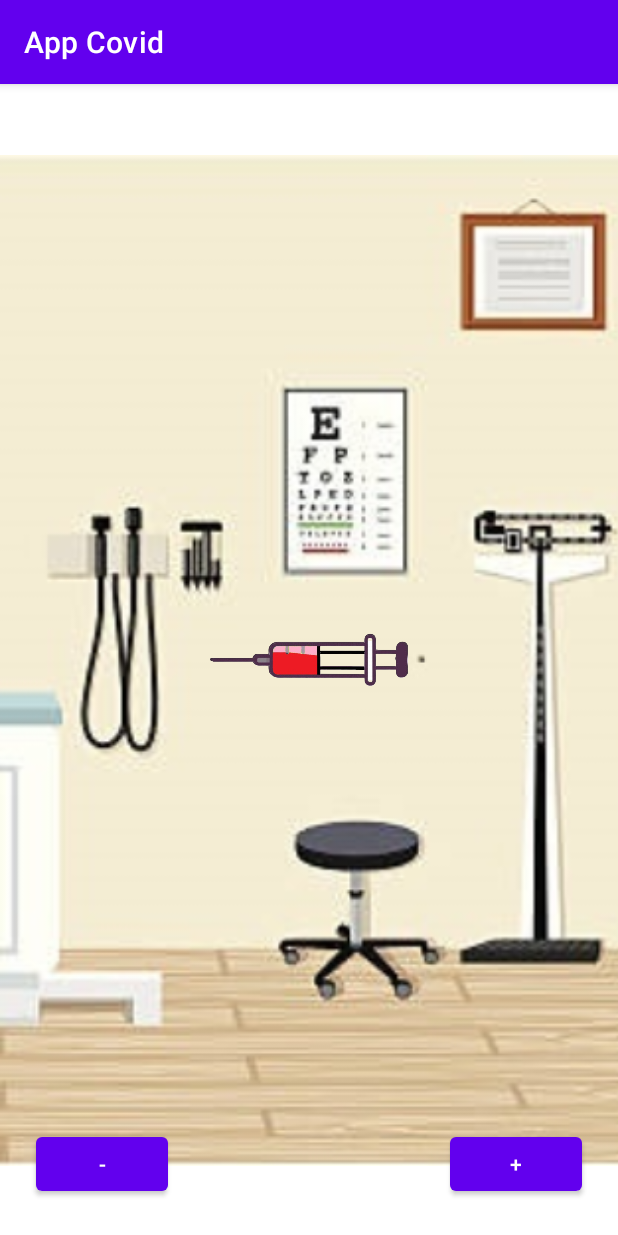
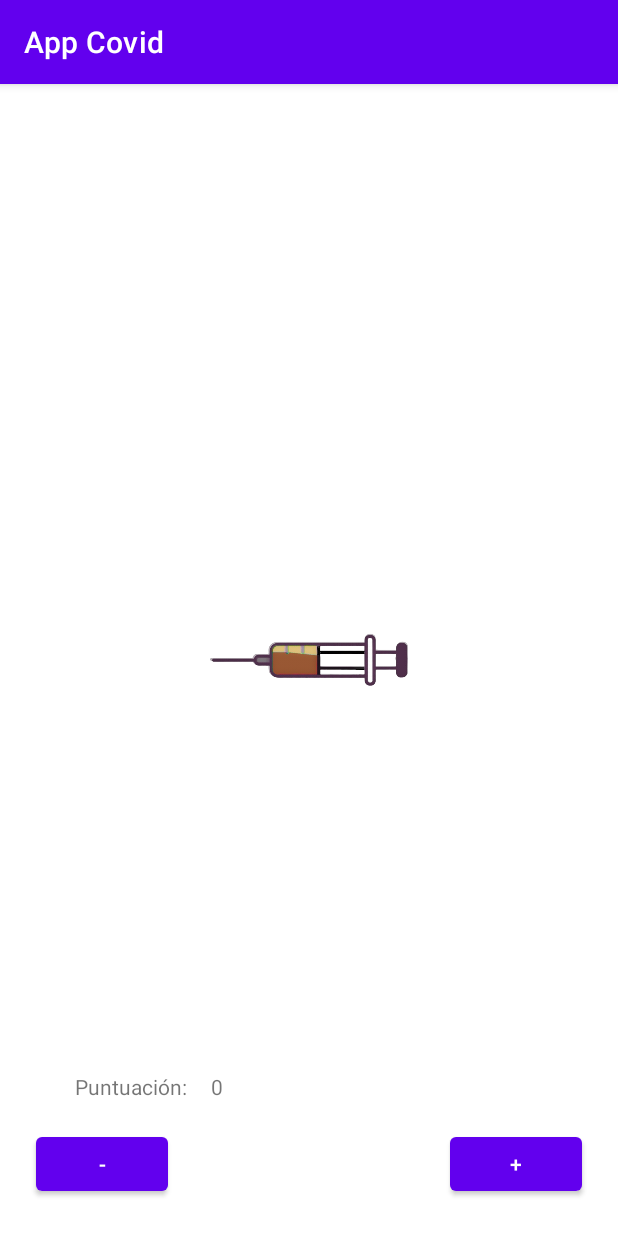
Before and after one commit to facutarcaya/android_tevacuno, an Android app: the GameActivity screen opened directly, with no data from a screen before it, on a phone screen of 412 x 824 dp. Run offline under Robolectric (Android 15) with nearby library versions, the phone set to English and light mode, and no system bars.

Commit message:
Avances en el juego
Tarea asincronica para validacion

```diff
--- a/MiCovid/app/src/main/AndroidManifest.xml
+++ b/MiCovid/app/src/main/AndroidManifest.xml
@@ -9,7 +9,8 @@
         android:roundIcon="@mipmap/ic_launcher_round"
         android:supportsRtl="true"
         android:theme="@style/Theme.MiCovid">
-        <activity android:name=".juego.GameActivity"></activity>
+        <activity android:name=".juego.GameActivity" android:screenOrientation="portrait"
+            ></activity>
         <activity android:name=".pantallaprincipal.PantallaInicioActivity" />
         <activity android:name=".login.LoginActivity" />
         <activity android:name=".registrar.RegistrarActivity" />
--- a/MiCovid/app/src/main/java/com/example/micovid/juego/GameActivity.java
+++ b/MiCovid/app/src/main/java/com/example/micovid/juego/GameActivity.java
@@ -9,42 +9,47 @@ import android.view.animation.Animation;
 import android.view.animation.LinearInterpolator;
 import android.view.animation.RotateAnimation;
 import android.widget.ImageView;
+import android.widget.TextView;
 
 import com.example.micovid.R;
+import com.example.micovid.asincronico.AsincroTaskLogin;
+import com.example.micovid.asincronico.AsincroTaskVerificarPos;
+import com.example.micovid.login.LoginActivity;
 
 public class GameActivity extends AppCompatActivity {
 
+    private static final int POS_MINIMA = -5;
+    private static final int POS_MAXIMA = 5;
     private RotateAnimation rotateAnimation;
+    private TextView textViewPuntuacion2;
     private ImageView imageViewVacunaVerde;
     private ImageView imageViewVacunaRoja;
-    private int anguloActual;
+    private float anguloActual;
+    private int puntuacion;
+    public boolean validando;
 
     @Override
     protected void onCreate(Bundle savedInstanceState) {
         super.onCreate(savedInstanceState);
         setContentView(R.layout.activity_game);
 
-        anguloActual = -90;
+        puntuacion = 0;
+        validando = false;
 
         this.imageViewVacunaVerde = findViewById(R.id.imageViewVacunaVerde);
         this.imageViewVacunaRoja = findViewById(R.id.imageViewVacunaRoja);
+        this.textViewPuntuacion2 = findViewById(R.id.textViewPuntuacion2);
 
-        this.rotateAnimation = new RotateAnimation(0, anguloActual,
-                Animation.RELATIVE_TO_SELF, 0f,
-                Animation.RELATIVE_TO_SELF, 0.5f);
-        this.rotateAnimation.setInterpolator(new LinearInterpolator());
-        this.rotateAnimation.setDuration(1);
-        this.rotateAnimation.setRepeatCount(0);
-        this.rotateAnimation.setFillAfter(true);
-        imageViewVacunaRoja.startAnimation(this.rotateAnimation);
+        reiniciarPos();
+        actualizarPuntuacion();
     }
 
     public void rotarMas(View view) {
-        rotateImage(10);
+        rotateImage(5);
     }
 
     public void rotarMenos(View view) {
-        rotateImage(-10);
+        rotateImage(-5);
     }
 
     public void rotateImage(int degrees) {
@@ -59,7 +64,72 @@ public class GameActivity extends AppCompatActivity {
         this.rotateAnimation.setRepeatCount(0);
         this.rotateAnimation.setFillAfter(true);
         this.imageViewVacunaRoja.startAnimation(this.rotateAnimation);
+        Log.d("Angulos", "De: " + this.anguloActual + " A: " + (anguloActual + degrees));
         this.anguloActual = anguloActual + degrees;
-        Log.d("Angulos", "De: " + this.anguloActual + " A: " + degrees);
+        if (!validando) {
+            validarPos();
+        }
     }
+
+    public void validarPos() {
+        if(verificarPos()) {
+            lanzarProcesoVerificacion();
+        }
+    }
+
+    public void reiniciarPos() {
+
+        int posRandom = getRandomNumber(0,40);
+
+        if (getRamdomBool()) {
+            posRandom = -90 + posRandom;
+        } else {
+            posRandom = 50 + posRandom;
+        }
+        this.rotateAnimation = new RotateAnimation(0, posRandom,
+                Animation.RELATIVE_TO_SELF, 0f,
+                Animation.RELATIVE_TO_SELF, 0.5f);
+        this.rotateAnimation.setInterpolator(new LinearInterpolator());
+        this.rotateAnimation.setDuration(1);
+        this.rotateAnimation.setRepeatCount(0);
+        this.rotateAnimation.setFillAfter(true);
+        imageViewVacunaRoja.startAnimation(this.rotateAnimation);
+        this.anguloActual = posRandom;
+    }
+
+    public void actualizarPuntuacion() {
+        this.textViewPuntuacion2.setText(String.valueOf(this.puntuacion));
+    }
+
+    public void sumarPunto() {
+        this.puntuacion++;
+        actualizarPuntuacion();
+        reiniciarPos();
+    }
+
+    private int getRandomNumber(int min, int max) {
+        return (int) ((Math.random() * (max - min)) + min);
+    }
+
+    private boolean getRamdomBool() {
+        if (Math.random() >= 0.5) {
+            return true;
+        } else {
+            return false;
+        }
+    }
+
+    public boolean verificarPos() {
+        if (anguloActual >= POS_MINIMA && anguloActual <= POS_MAXIMA) {
+            return true;
+        } else {
+            return false;
+        }
+    }
+
+    private void lanzarProcesoVerificacion() {
+
+        new AsincroTaskVerificarPos(GameActivity.this).execute();
+    }
+
 }
--- a/MiCovid/app/src/main/res/layout/activity_game.xml
+++ b/MiCovid/app/src/main/res/layout/activity_game.xml
@@ -4,19 +4,8 @@
     xmlns:tools="http://schemas.android.com/tools"
     android:layout_width="match_parent"
     android:layout_height="match_parent"
-    android:screenOrientation="portrait"
     tools:context=".juego.GameActivity">
 
-
-    <ImageView
-        android:id="@+id/imageViewFondo"
-        android:layout_width="413dp"
-        android:layout_height="734dp"
-        app:layout_constraintBottom_toBottomOf="parent"
-        app:layout_constraintEnd_toEndOf="parent"
-        app:layout_constraintStart_toStartOf="parent"
-        app:layout_constraintTop_toTopOf="parent"
-        app:srcCompat="@drawable/doctor_fondo" />
 
     <Button
         android:id="@+id/buttonMas"
@@ -30,17 +19,6 @@
         app:layout_constraintEnd_toEndOf="parent" />
 
     <ImageView
-        android:id="@+id/imageViewVacunaVerde"
-        android:layout_width="144dp"
-        android:layout_height="133dp"
-        android:rotation="90"
-        app:layout_constraintBottom_toBottomOf="parent"
-        app:layout_constraintEnd_toEndOf="parent"
-        app:layout_constraintStart_toStartOf="parent"
-        app:layout_constraintTop_toTopOf="parent"
-        app:srcCompat="@drawable/vaccine_verde" />
-
-    <ImageView
         android:id="@+id/imageViewVacunaRoja"
         android:layout_width="146dp"
         android:layout_height="131dp"
@@ -51,6 +29,18 @@
         app:layout_constraintStart_toStartOf="parent"
         app:layout_constraintTop_toTopOf="parent"
         app:srcCompat="@drawable/vaccine_roja" />
+
+    <ImageView
+        android:id="@+id/imageViewVacunaVerde"
+        android:alpha="0.4"
+        android:layout_width="144dp"
+        android:layout_height="133dp"
+        android:rotation="90"
+        app:layout_constraintBottom_toBottomOf="parent"
+        app:layout_constraintEnd_toEndOf="parent"
+        app:layout_constraintStart_toStartOf="parent"
+        app:layout_constraintTop_toTopOf="parent"
+        app:srcCompat="@drawable/vaccine_verde" />
 
     <Button
         android:id="@+id/buttonMenos"
@@ -63,4 +53,26 @@
         app:layout_constraintBottom_toBottomOf="parent"
         app:layout_constraintStart_toStartOf="parent" />
 
+    <TextView
+        android:id="@+id/textViewPuntuacion1"
+        android:layout_width="wrap_content"
+        android:layout_height="wrap_content"
+        android:layout_marginStart="50dp"
+        android:layout_marginBottom="90dp"
+        android:text="@string/text_puntuacion"
+        app:layout_constraintBottom_toBottomOf="parent"
+        app:layout_constraintStart_toStartOf="parent" />
+
+    <TextView
+        android:id="@+id/textViewPuntuacion2"
+        android:layout_width="0dp"
+        android:layout_height="wrap_content"
+        android:layout_marginStart="16dp"
+        android:layout_marginEnd="24dp"
+        android:layout_marginBottom="90dp"
+        android:text="0"
+        app:layout_constraintBottom_toBottomOf="parent"
+        app:layout_constraintEnd_toEndOf="parent"
+        app:layout_constraintStart_toEndOf="@+id/textViewPuntuacion1" />
+
 </androidx.constraintlayout.widget.ConstraintLayout>
--- a/MiCovid/app/src/main/res/values/strings.xml
+++ b/MiCovid/app/src/main/res/values/strings.xml
@@ -14,4 +14,5 @@
     <string name="text_completar_datos_reg">Complete sus datos para registrarse</string>
     <string name="button_login">Iniciar sesión</string>
     <string name="button_jugar">Jugar</string>
+    <string name="text_puntuacion">Puntuación:</string>
 </resources>
```
Also changed, not shown: MiCovid/app/src/main/java/com/example/micovid/asincronico/AsincroTaskVerificarPos.java (added, +45 -0 lines).
